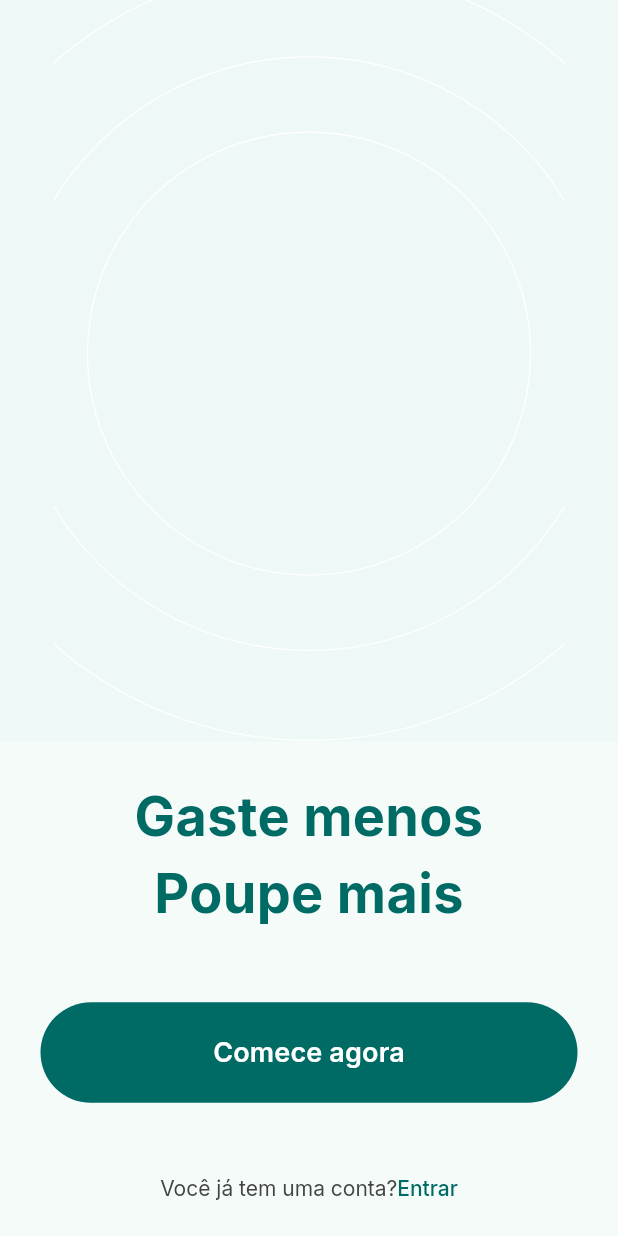
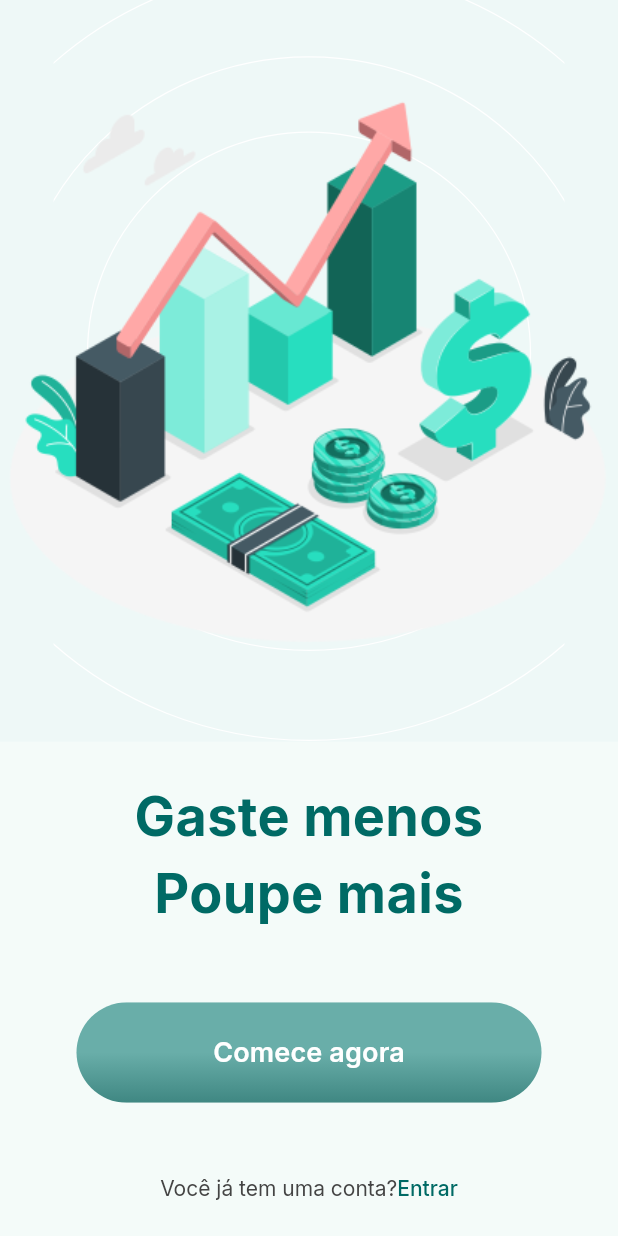
Before and after one commit to alyssontrugilio/expense_app, a Flutter app: the screen it shows after launch, on a phone screen of 412 x 824 dp. Run offline on Flutter 3.47's test engine with Material 3 defaults, Android fonts, the phone set to English and light mode, and no system bars; our stand-ins replace flutter_svg, go_router, google_fonts.

Commit message:
feat: finalizado a tela de onboarding

```diff
--- a/lib/presentation/pages/onboarding_page.dart
+++ b/lib/presentation/pages/onboarding_page.dart
@@ -1,8 +1,9 @@
-import 'package:flutter/cupertino.dart';
 import 'package:flutter/material.dart';
-import 'package:flutter/widgets.dart';
+
 import 'package:flutter_svg/flutter_svg.dart';
 import 'package:google_fonts/google_fonts.dart';
+
+import '../widgets/widgets.dart';
 
 class OnboardingPage extends StatelessWidget {
   const OnboardingPage({super.key});
@@ -15,11 +16,15 @@ class OnboardingPage extends StatelessWidget {
         children: [
           Expanded(
             flex: 3,
-            child: Container(
+            child: ColoredBox(
               color: const Color(0xffEEF8F7),
               child: Stack(
                 children: [
                   SvgPicture.asset('assets/svg/ellipses.svg'),
+                  Image.asset(
+                    'assets/png/onboarding_image.png',
+                    fit: BoxFit.cover,
+                  )
                 ],
               ),
             ),
@@ -38,21 +43,9 @@ class OnboardingPage extends StatelessWidget {
                     color: Theme.of(context).primaryColor,
                   ),
                 ),
-                SizedBox(
-                  width: 358,
-                  height: 67,
-                  child: FilledButton(
-                    onPressed: () {},
-                    style: const ButtonStyle(),
-                    child: Text(
-                      'Comece agora',
-                      style: GoogleFonts.inter(
-                        color: Colors.white,
-                        fontSize: 18,
-                        fontWeight: FontWeight.w600,
-                      ),
-                    ),
-                  ),
+                PrimaryButtonWidget(
+                  text: 'Comece agora',
+                  onPressed: () {},
                 ),
                 GestureDetector(
                   onTap: () {},
--- a/lib/presentation/pages/pages.dart
+++ b/lib/presentation/pages/pages.dart
@@ -1,2 +1,2 @@
+export 'onboarding_page.dart';
 export 'splash_page.dart';
-export 'onboarding_page.dart';
--- /dev/null
+++ b/lib/presentation/widgets/primary_button_widget.dart
@@ -0,0 +1,60 @@
+import 'package:flutter/material.dart';
+import 'package:google_fonts/google_fonts.dart';
+
+class PrimaryButtonWidget extends StatelessWidget {
+  final String text;
+  final double? width;
+  final double? height;
+  final void Function()? onPressed;
+  const PrimaryButtonWidget({
+    required this.text,
+    this.width = 358,
+    this.height = 67,
+    super.key,
+    this.onPressed,
+  });
+
+  @override
+  Widget build(BuildContext context) {
+    return SizedBox(
+      width: width,
+      height: height,
+      child: FilledButton(
+        onPressed: onPressed,
+        style: ButtonStyle(
+          backgroundColor: MaterialStateProperty.all(Colors.transparent),
+          shape: MaterialStateProperty.all(
+            RoundedRectangleBorder(
+              borderRadius: BorderRadius.circular(40),
+            ),
+          ),
+        ),
+        child: Ink(
+          decoration: BoxDecoration(
+            gradient: const LinearGradient(
+              colors: [
+                Color(0xff69AEA9),
+                Color(0xff69AEA9),
+                Color(0xff3F8782),
+              ],
+              begin: Alignment.topCenter,
+              end: Alignment.bottomCenter,
+            ),
+            borderRadius: BorderRadius.circular(40),
+          ),
+          child: Container(
+            alignment: Alignment.center,
+            child: Text(
+              text,
+              style: GoogleFonts.inter(
+                color: Colors.white,
+                fontSize: 18,
+                fontWeight: FontWeight.w600,
+              ),
+            ),
+          ),
+        ),
+      ),
+    );
+  }
+}
--- /dev/null
+++ b/lib/presentation/widgets/widgets.dart
@@ -0,0 +1 @@
+export 'primary_button_widget.dart';
--- a/pubspec.yaml
+++ b/pubspec.yaml
@@ -15,6 +15,7 @@ dependencies:
   flutter_svg: ^2.0.10+1
   go_router: ^14.6.0
   google_fonts: ^6.2.1
+  very_good_analysis: ^5.1.0
 
 dev_dependencies:
   flutter_lints: ^3.0.0
```
Also changed, not shown: analysis_options.yaml (+29 -26 lines), pubspec.lock.
